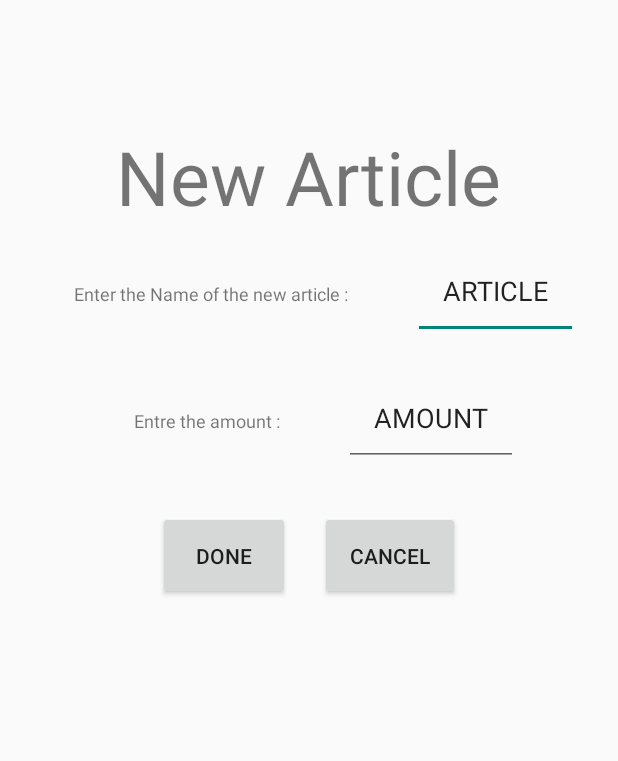
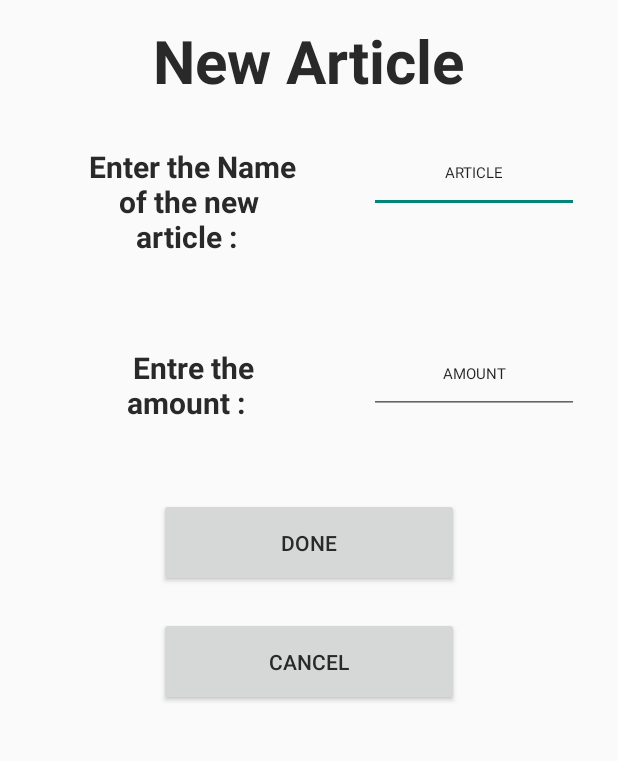
Before and after one commit to bertrandyvernault/CookFridge, an Android app: the screen it shows after launch (MainActivity), after a tap on "ADD", on a phone screen of 412 x 824 dp, the part 240-1001 px from its top. Run offline under Robolectric (Android 15) with nearby library versions, the phone set to English and light mode, and no system bars.

Commit message:
Connection between listView and add Button Sharedpreferences

```diff
--- a/Android/CookFridge/app/build.gradle
+++ b/Android/CookFridge/app/build.gradle
@@ -22,6 +22,7 @@ dependencies {
     implementation fileTree(dir: 'libs', include: ['*.jar'])
     implementation 'com.android.support:appcompat-v7:28.0.0'
     implementation 'com.android.support.constraint:constraint-layout:1.1.3'
+    implementation 'com.google.code.gson:gson:2.8.2'
     testImplementation 'junit:junit:4.12'
     androidTestImplementation 'com.android.support.test:runner:1.0.2'
     androidTestImplementation 'com.android.support.test.espresso:espresso-core:3.0.2'
--- a/Android/CookFridge/app/src/main/AndroidManifest.xml
+++ b/Android/CookFridge/app/src/main/AndroidManifest.xml
@@ -8,7 +8,7 @@
         android:label="@string/app_name"
         android:roundIcon="@mipmap/ic_launcher_round"
         android:supportsRtl="true"
-        android:theme="@style/AppTheme">
+        android:theme="@style/Wonder">
         <activity android:name="controller.MainActivity">
             <intent-filter>
                 <action android:name="android.intent.action.MAIN" />
--- a/Android/CookFridge/app/src/main/java/controller/MainActivity.java
+++ b/Android/CookFridge/app/src/main/java/controller/MainActivity.java
@@ -1,7 +1,6 @@
 package controller;
 
 import android.content.Intent;
-import android.support.v7.app.AlertDialog;
 import android.support.v7.app.AppCompatActivity;
 import android.os.Bundle;
 import android.view.View;
@@ -11,7 +10,11 @@ import android.widget.TextView;
 
 
 import com.example.bertrandyvernault.cookfridge.R;
+import com.google.gson.Gson;
 
+import java.util.ArrayList;
+
+import model.ItemRowFridge;
 import view.CustomPopUp;
 
 public class MainActivity extends AppCompatActivity {
@@ -21,11 +24,10 @@ public class MainActivity extends AppCompatActivity {
     private Button mRemoveButton;
     private MainActivity activity;
     private SharedPreferences mPreferences;
-    private TextView mTextView;
+    public static ArrayList<ItemRowFridge> mItemRowFridge = new ArrayList<>();
 
-    public static final String PREF_KEY_AMOUNT = "PKA";
-    public static final String PREF_KEY_NAME = "PKN";
     public static final String SHARED_PREFS = "sharedPrefs";
+    private static final String ITEM_DATA = "MOOD_DATA";
 
 
     @Override
@@ -34,12 +36,12 @@ public class MainActivity extends AppCompatActivity {
         setContentView(R.layout.activity_main);
 
         this.activity = this;
+
         mPreferences = getSharedPreferences(SHARED_PREFS, MODE_PRIVATE);
 
         mFridgeButton = (Button) findViewById(R.id.activity_main_bt_fridge);
         mAddButton = (Button) findViewById(R.id.activity_main_bt_add);
         mRemoveButton = (Button) findViewById(R.id.activity_main_bt_rm);
-        mTextView = findViewById(R.id.activity_main_text);
 
 
         //  This here where we handle the access to the list fridge activity
@@ -51,20 +53,29 @@ public class MainActivity extends AppCompatActivity {
             }
         });
 
-        //  This here where we handle the access to the list fridge activity
+        //  This here where we handle the access to the add button
         mAddButton.setOnClickListener(new View.OnClickListener() {
             @Override
             public void onClick(View v) {
+                // Open a Pop up Activity to add an product
                 final CustomPopUp customPopUp = new CustomPopUp(activity);
                 customPopUp.getDoneButton().setOnClickListener(new View.OnClickListener() {
                     @Override
                     public void onClick(View v) {
-                        //Stock the name and amount of the Article (user text input) in the shared preferences
+                        //Stock the name and amount of the Article (user text input)
                         String nameArticle = customPopUp.getNameViewEdit().getText().toString();
-                        String amountArticle = customPopUp.getAmountViewEdit().getText().toString();
+                        int amountArticle = (int) Integer.parseInt(customPopUp.getAmountViewEdit().getText().toString());
 
-                        mPreferences.edit().putString(PREF_KEY_NAME, nameArticle).commit();
-                        mPreferences.edit().putString(PREF_KEY_AMOUNT,amountArticle).commit();
+                        // We add our new product to the list of Item in the fridge
+                        mItemRowFridge.add(new ItemRowFridge(nameArticle,amountArticle));
+
+                        // We save array in shared preferences using Gson library
+                        SharedPreferences.Editor editor = mPreferences.edit();
+                        Gson gson = new Gson();
+                        String json = gson.toJson(mItemRowFridge);
+                        editor.putString(ITEM_DATA, json);
+                        editor.apply();
+
                         customPopUp.dismiss();
                     }
                 });
--- a/Android/CookFridge/app/src/main/res/layout/activity_main.xml
+++ b/Android/CookFridge/app/src/main/res/layout/activity_main.xml
@@ -1,7 +1,6 @@
 <?xml version="1.0" encoding="utf-8"?>
 <RelativeLayout
     xmlns:android="http://schemas.android.com/apk/res/android"
-    xmlns:app="http://schemas.android.com/apk/res-auto"
     xmlns:tools="http://schemas.android.com/tools"
     android:layout_width="match_parent"
     android:layout_height="match_parent"
@@ -15,11 +14,11 @@
         android:gravity="center"
         android:text="COOK FRIDGE"
         android:textColor="@color/colorPrimary"
-        android:layout_marginTop="20dp"
+        android:layout_marginTop="50dp"
         android:layout_marginBottom="5dp"
         android:layout_marginStart="15dp"
         android:layout_marginEnd="15dp"
-        android:textSize="18sp"
+        android:textSize="40dp"
         android:textStyle="bold" />
 
     <TextView
--- a/Android/CookFridge/app/src/main/res/layout/my_popup_add.xml
+++ b/Android/CookFridge/app/src/main/res/layout/my_popup_add.xml
@@ -10,8 +10,10 @@
         android:id="@+id/title"
         android:layout_width="wrap_content"
         android:layout_height="wrap_content"
-        android:text="NEW ARTICLE"
-        android:textSize="50dp"/>
+        android:text="Add your Article"
+        android:textSize="40dp"
+        android:textStyle="bold"
+        android:textColor="@color/colorPrimaryDark"/>
 
     <LinearLayout
         android:layout_width="wrap_content"
@@ -20,20 +22,30 @@
 
         <TextView
             android:id="@+id/text_name"
-            android:layout_width="wrap_content"
+            android:layout_width="200dp"
             android:layout_height="wrap_content"
             android:layout_margin="10dp"
             android:padding="20dp"
             android:text="Name :"
-            android:textSize="12dp"/>
+            android:textSize="20dp"
+            android:layout_weight="1"
+            android:textAlignment="center"
+            android:textStyle="bold"
+            android:textColor="@color/colorPrimaryDark"
+            />
 
         <EditText
             android:id="@+id/edit_text_name"
-            android:layout_width="wrap_content"
+            android:layout_width="140dp"
             android:layout_height="wrap_content"
             android:layout_margin="10dp"
             android:padding="20dp"
-            android:text="ARTICLE" />
+            android:textSize="10dp"
+            android:layout_weight="1"
+            android:text="ARTICLE"
+            android:textAlignment="center"
+            />
+
     </LinearLayout>
 
      <LinearLayout
@@ -43,24 +55,30 @@
 
          <TextView
              android:id="@+id/text_amount"
-             android:layout_width="wrap_content"
+             android:layout_width="200dp"
              android:layout_height="wrap_content"
              android:layout_margin="10dp"
              android:padding="20dp"
              android:text="Amount :"
-             android:textSize="12dp"/>
+             android:textSize="20dp"
+             android:textAlignment="center"
+             android:textStyle="bold"
+             android:textColor="@color/colorPrimaryDark"/>
 
          <EditText
              android:id="@+id/edit_text_amount"
-             android:layout_width="wrap_content"
+             android:layout_width="140dp"
              android:layout_height="wrap_content"
              android:layout_margin="10dp"
              android:padding="20dp"
-             android:text="AMOUNT"/>
+             android:textSize="10dp"
+             android:text="AMOUNT"
+             android:layout_weight="1"
+             android:textAlignment="center"/>
 
      </LinearLayout>
 
-    <LinearLayout
+    <RelativeLayout
         android:layout_width="wrap_content"
         android:layout_height="wrap_content"
         android:layout_margin="10dp"
@@ -68,21 +86,24 @@
 
         <Button
             android:id="@+id/done_button"
-            android:layout_width="wrap_content"
+            android:layout_width="200dp"
             android:layout_height="wrap_content"
             android:layout_margin="10dp"
             android:padding="20dp"
-            android:text="Done"/>
+            android:text="Done"
+            android:textColor="@color/colorPrimaryDark"/>
 
         <Button
             android:id="@+id/cancel_button"
-            android:layout_width="wrap_content"
+            android:layout_width="200dp"
             android:layout_height="wrap_content"
             android:layout_margin="10dp"
             android:padding="20dp"
-            android:text="Cancel"/>
+            android:text="Cancel"
+            android:layout_below="@+id/done_button"
+            android:textColor="@color/colorPrimaryDark"/>
 
-    </LinearLayout>
+    </RelativeLayout>
 
 
 </LinearLayout>
--- a/Android/CookFridge/app/src/main/res/values/colors.xml
+++ b/Android/CookFridge/app/src/main/res/values/colors.xml
@@ -1,6 +1,18 @@
 <?xml version="1.0" encoding="utf-8"?>
 <resources>
-    <color name="colorPrimary">#008577</color>
-    <color name="colorPrimaryDark">#00574B</color>
-    <color name="colorAccent">#D81B60</color>
+    <!-- APP BASE -->
+    <color name="colorPrimary">#333333</color>
+    <color name="colorPrimaryDark">#292929</color>
+    <color name="colorAccent">#69F0AE</color>
+
+    <!-- BACKGROUND -->
+    <color name="background_light">#fafafa</color>
+    <color name="background_gray">#eeeeee</color>
+
+    <!-- TEXTVIEW -->
+    <color name="text_normal_dark">#8a000000</color>
+
+    <!-- BUTTON -->
+    <color name="button_favorite">#F06292</color>
+
 </resources>
--- a/Android/CookFridge/app/src/main/res/values/strings.xml
+++ b/Android/CookFridge/app/src/main/res/values/strings.xml
@@ -1,3 +1,5 @@
 <resources>
     <string name="app_name">CookFridge</string>
+    <string name="item_default_name">Name of the article</string>
+    <string name="item_default_amount">Number of Article</string>
 </resources>
--- a/Android/CookFridge/app/src/main/res/values/styles.xml
+++ b/Android/CookFridge/app/src/main/res/values/styles.xml
@@ -1,11 +1,20 @@
 <resources>
 
-    <!-- Base application theme. -->
-    <style name="AppTheme" parent="Theme.AppCompat.Light.DarkActionBar">
-        <!-- Customize your theme here. -->
+    <!-- Base application theme -->
+    <style name="Wonder" parent="Theme.AppCompat.Light.DarkActionBar">
         <item name="colorPrimary">@color/colorPrimary</item>
         <item name="colorPrimaryDark">@color/colorPrimaryDark</item>
         <item name="colorAccent">@color/colorAccent</item>
     </style>
 
+    <!-- Home Screen Theme -->
+    <style name="Wonder.Home">
+        <item name="android:windowBackground">@color/background_light</item>
+    </style>
+
+    <!-- Detail Screen Theme -->
+    <style name="Wonder.Detail">
+        <item name="android:windowBackground">@color/background_gray</item>
+    </style>
+
 </resources>
```
Also changed, not shown: Android/CookFridge/app/src/main/java/controller/ListFridgeActivity.java (+15 -16 lines), Android/CookFridge/app/src/main/java/model/ItemRowFridge.java (+3 -9 lines), Android/CookFridge/app/src/main/java/view/FridgeAdapter.java (deleted, +0 -20 lines), Android/CookFridge/app/src/main/java/view/FridgeItemAdapter.java (added, +67 -0 lines), Android/CookFridge/app/src/main/res/layout/adapter_item.xml (added, +36 -0 lines), Android/CookFridge/app/src/main/res/drawable/apple.png (added), Android/CookFridge/app/src/main/res/drawable/orange.png (added), Android/CookFridge/app/src/main/res/drawable/tomato.png (added), 1 other file.
